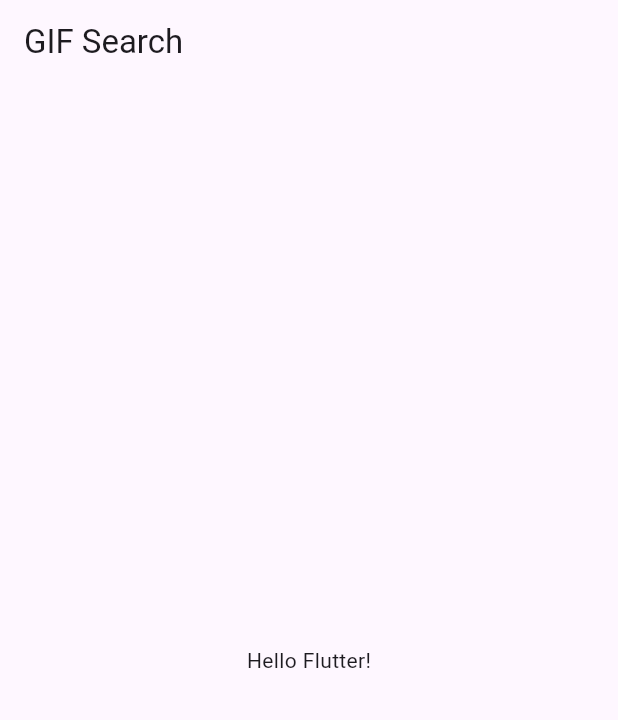
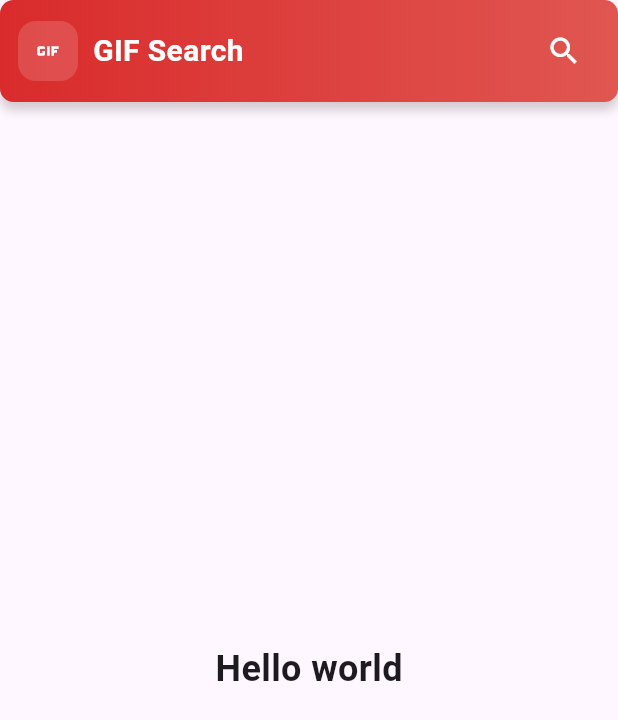
Before and after one commit to Synhro2001/gif_search_test_task, a Flutter app: the screen it shows after launch, on a phone screen of 412 x 824 dp. Shown: the top 720 px of the screen. Run offline on Flutter 3.47's test engine with Material 3 defaults, Android fonts, the phone set to English and light mode, and no system bars.

Commit message:
initial commit
First look on Flutter

```diff
--- /dev/null
+++ b/lib/app.dart
@@ -0,0 +1,12 @@
+import 'package:flutter/material.dart';
+
+import 'screens/home_screen.dart';
+
+class MyApp extends StatelessWidget {
+  const MyApp({super.key});
+
+  @override
+  build(BuildContext context) {
+    return MaterialApp(title: 'GIF Search', home: const HomeScreen());
+  }
+}
--- a/lib/main.dart
+++ b/lib/main.dart
@@ -1,19 +1,7 @@
 import 'package:flutter/material.dart';
+
+import 'app.dart';
 
 void main() {
   runApp(const MyApp());
 }
-
-class MyApp extends StatelessWidget {
-  const MyApp({super.key});
-
-  @override
-  Widget build(BuildContext context) {
-    return MaterialApp(
-      home: Scaffold(
-        appBar: AppBar(title: const Text('GIF Search')),
-        body: const Center(child: Text('Hello Flutter!')),
-      ),
-    );
-  }
-}
--- /dev/null
+++ b/lib/screens/home_screen.dart
@@ -0,0 +1,27 @@
+import 'package:flutter/material.dart';
+import 'package:gif_search_test_task/widgets/navbar.dart';
+
+class HomeScreen extends StatelessWidget {
+  const HomeScreen({super.key});
+
+  @override
+  Widget build(BuildContext context) {
+    return Scaffold(
+      body: SafeArea(
+        child: Column(
+          children: [
+            const Navbar(title: 'GIF Search'),
+            const Expanded(
+              child: Center(
+                child: Text(
+                  'Hello world',
+                  style: TextStyle(fontSize: 24, fontWeight: FontWeight.w600),
+                ),
+              ),
+            ),
+          ],
+        ),
+      ),
+    );
+  }
+}
--- /dev/null
+++ b/lib/widgets/navbar.dart
@@ -0,0 +1,60 @@
+import 'package:flutter/material.dart';
+
+class Navbar extends StatelessWidget {
+  const Navbar({required this.title, super.key});
+
+  final String title;
+
+  @override
+  Widget build(BuildContext context) {
+    return Container(
+      height: 68,
+      padding: const EdgeInsets.symmetric(horizontal: 12),
+      decoration: BoxDecoration(
+        gradient: LinearGradient(
+          colors: [
+            Color.fromARGB(255, 217, 43, 43),
+            Color.fromARGB(255, 224, 86, 81),
+          ],
+        ),
+        borderRadius: BorderRadius.circular(9),
+        boxShadow: [
+          BoxShadow(
+            color: const Color.fromARGB(255, 39, 12, 10).withValues(alpha: 0.2),
+            blurRadius: 5,
+            offset: const Offset(0, 5),
+          ),
+        ],
+      ),
+      child: Row(
+        children: [
+          Container(
+            width: 40,
+            height: 40,
+            decoration: BoxDecoration(
+              color: Colors.white.withValues(alpha: 0.15),
+              borderRadius: BorderRadius.circular(12),
+            ),
+            child: const Icon(Icons.gif, color: Colors.white, size: 24),
+          ),
+          const SizedBox(width: 10),
+
+          Expanded(
+            child: Text(
+              title,
+              style: const TextStyle(
+                color: Colors.white,
+                fontSize: 20,
+                fontWeight: FontWeight.w600,
+              ),
+            ),
+          ),
+          IconButton(
+            onPressed: () {},
+            icon: const Icon(Icons.search, color: Colors.white),
+          ),
+        ],
+      ),
+    );
+  }
+}
```
Also changed, not shown: 1 other file.
